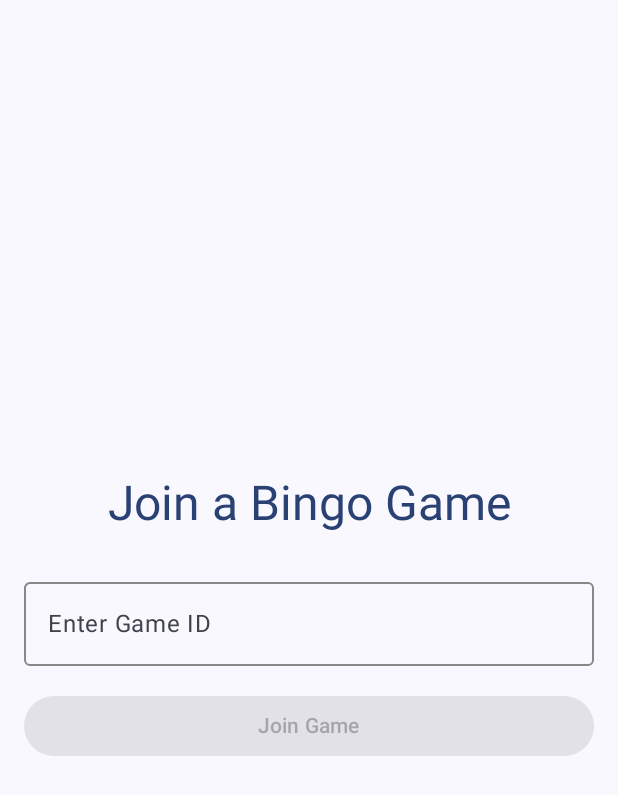
After one commit to Wardmisp/Bingo, an Android app built with Jetpack Compose: the composable JoinGameScreen shown on its own in the app's theme, on a phone screen of 412 x 824 dp. The commit adds this screen. Shown: the top 795 px of the screen. Run offline under Robolectric (Android 15) with nearby library versions, the phone set to English and light mode, and no system bars.

Commit message:
Add JoinGameScreen

```diff
--- a/MyApplication/app/build.gradle.kts
+++ b/MyApplication/app/build.gradle.kts
@@ -53,6 +53,7 @@ dependencies {
     implementation(libs.retrofit)
     implementation(libs.converter.gson)
     implementation(libs.androidx.storage)
+    implementation(libs.androidx.foundation.layout.android)
     testImplementation(libs.junit)
     androidTestImplementation(libs.androidx.junit)
     androidTestImplementation(libs.androidx.espresso.core)
--- /dev/null
+++ b/MyApplication/app/src/main/java/com/example/myapplication/ui/composable/JoinGameScreen.kt
@@ -0,0 +1,90 @@
+package com.example.myapplication.ui.composable
+
+import androidx.compose.foundation.layout.Arrangement
+import androidx.compose.foundation.layout.Column
+import androidx.compose.foundation.layout.Spacer
+import androidx.compose.foundation.layout.fillMaxSize
+import androidx.compose.foundation.layout.fillMaxWidth
+import androidx.compose.foundation.layout.height
+import androidx.compose.foundation.layout.padding
+import androidx.compose.foundation.text.KeyboardOptions
+import androidx.compose.material3.Button
+import androidx.compose.material3.ButtonDefaults
+import androidx.compose.material3.MaterialTheme
+import androidx.compose.material3.OutlinedTextField
+import androidx.compose.material3.OutlinedTextFieldDefaults
+import androidx.compose.material3.Text
+import androidx.compose.runtime.Composable
+import androidx.compose.runtime.getValue
+import androidx.compose.runtime.mutableStateOf
+import androidx.compose.runtime.remember
+import androidx.compose.runtime.setValue
+import androidx.compose.ui.Alignment
+import androidx.compose.ui.Modifier
+import androidx.compose.ui.graphics.Color
+import androidx.compose.ui.text.input.KeyboardType
+import androidx.compose.ui.tooling.preview.Preview
+import androidx.compose.ui.unit.dp
+import com.example.myapplication.ui.theme.MyApplicationTheme
+
+@Composable
+fun JoinGameScreen(onJoinGame: (String) -> Unit, modifier: Modifier) {
+    var gameId by remember { mutableStateOf("") }
+    var isError by remember { mutableStateOf(false) }
+
+    Column(
+        modifier = Modifier
+            .fillMaxSize()
+            .padding(16.dp),
+        horizontalAlignment = Alignment.CenterHorizontally,
+        verticalArrangement = Arrangement.Center
+    ) {
+        Text(
+            text = "Join a Bingo Game",
+            style = MaterialTheme.typography.headlineLarge,
+            color = MaterialTheme.colorScheme.primary,
+            modifier = Modifier.padding(bottom = 24.dp)
+        )
+
+        OutlinedTextField(
+            value = gameId,
+            onValueChange = {
+                gameId = it
+                isError = it.isNotBlank() && it.toIntOrNull() == null
+            },
+            label = { Text("Enter Game ID") },
+            modifier = Modifier.fillMaxWidth(),
+            singleLine = true,
+            isError = isError,
+            keyboardOptions = KeyboardOptions(keyboardType = KeyboardType.Number),
+            colors = OutlinedTextFieldDefaults.colors(
+                focusedBorderColor = MaterialTheme.colorScheme.primary,
+                unfocusedBorderColor = Color.Gray
+            )
+        )
+
+        Spacer(modifier = Modifier.height(16.dp))
+
+        Button(
+            onClick = { onJoinGame(gameId) },
+            modifier = Modifier.fillMaxWidth(),
+            enabled = gameId.isNotBlank(),
+            colors = ButtonDefaults.buttonColors(
+                containerColor = MaterialTheme.colorScheme.primary
+            )
+        ) {
+            Text("Join Game")
+        }
+    }
+}
+
+@Preview(showBackground = true)
+@Composable
+fun LobbyScreenPreview() {
+    MyApplicationTheme {
+        JoinGameScreen(
+            onJoinGame = {},
+            modifier = Modifier
+        )
+    }
+}
```
Also changed, not shown: MyApplication/app/src/main/java/com/example/myapplication/MainActivity.kt (+75 -15 lines).
